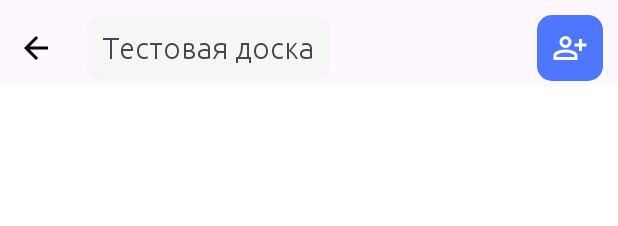
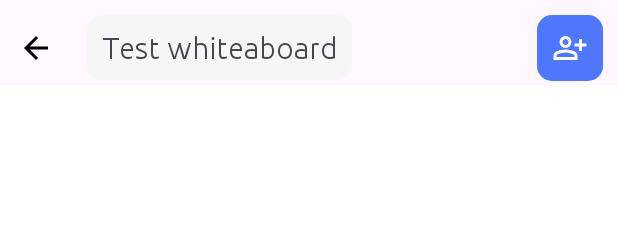
Before and after one commit to memaev/DrawIt, an Android app: the layout activity_whiteboard.xml on its own in the app's theme, with its tools: preview values and no code run, on a phone screen of 412 x 824 dp. Shown: the top 226 px of the screen. Run offline under Robolectric (Android 15) with nearby library versions, the phone set to English and light mode, and no system bars.

Commit message:
UI changes

```diff
--- a/app/src/main/res/layout/activity_whiteboard.xml
+++ b/app/src/main/res/layout/activity_whiteboard.xml
@@ -15,13 +15,13 @@
         app:layout_constraintStart_toStartOf="parent"
         app:layout_constraintTop_toTopOf="@id/tv_whiteboard_name"
         app:layout_constraintBottom_toBottomOf="@id/tv_whiteboard_name"
-        android:contentDescription="Кнопка назад" />
+        android:contentDescription="Back btn" />
 
     <TextView
         android:layout_width="wrap_content"
         android:layout_height="wrap_content"
         android:id="@+id/tv_whiteboard_name"
-        tools:text="Тестовая доска"
+        tools:text="Test whiteaboard"
         android:textSize="20sp"
         android:background="@drawable/edit_text_background_shape"
         android:padding="10dp"
```
